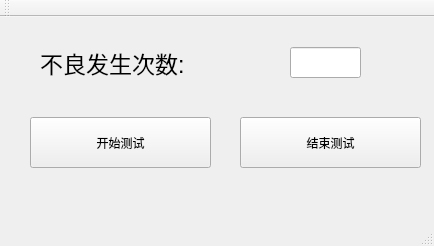
This is mainwindow.ui in joe-mao/test as Qt 5 draws it before an edit. The edited form follows.
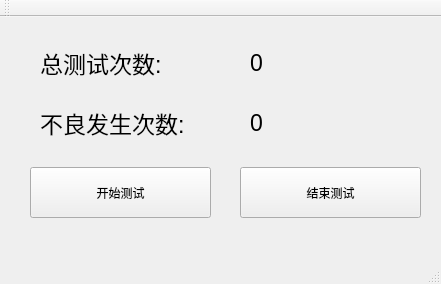
This is the edited form.

The edit to the form file:
```diff
--- a/mainwindow.ui
+++ b/mainwindow.ui
@@ -6,8 +6,8 @@
    <rect>
     <x>0</x>
     <y>0</y>
-    <width>434</width>
-    <height>246</height>
+    <width>441</width>
+    <height>284</height>
    </rect>
   </property>
   <property name="windowTitle">
@@ -18,7 +18,7 @@
     <property name="geometry">
      <rect>
       <x>40</x>
-      <y>20</y>
+      <y>80</y>
       <width>161</width>
       <height>51</height>
      </rect>
@@ -32,21 +32,11 @@
      <string>不良发生次数:</string>
     </property>
    </widget>
-   <widget class="QLineEdit" name="lineEdit">
-    <property name="geometry">
-     <rect>
-      <x>290</x>
-      <y>30</y>
-      <width>71</width>
-      <height>31</height>
-     </rect>
-    </property>
-   </widget>
    <widget class="QPushButton" name="btn_start">
     <property name="geometry">
      <rect>
       <x>30</x>
-      <y>100</y>
+      <y>150</y>
       <width>181</width>
       <height>51</height>
      </rect>
@@ -59,7 +49,7 @@
     <property name="geometry">
      <rect>
       <x>240</x>
-      <y>100</y>
+      <y>150</y>
       <width>181</width>
       <height>51</height>
      </rect>
@@ -68,6 +58,60 @@
      <string>结束测试</string>
     </property>
    </widget>
+   <widget class="QLabel" name="label_2">
+    <property name="geometry">
+     <rect>
+      <x>40</x>
+      <y>20</y>
+      <width>161</width>
+      <height>51</height>
+     </rect>
+    </property>
+    <property name="font">
+     <font>
+      <pointsize>17</pointsize>
+     </font>
+    </property>
+    <property name="text">
+     <string>总测试次数:</string>
+    </property>
+   </widget>
+   <widget class="QLabel" name="lb_totalCount">
+    <property name="geometry">
+     <rect>
+      <x>250</x>
+      <y>20</y>
+      <width>171</width>
+      <height>51</height>
+     </rect>
+    </property>
+    <property name="font">
+     <font>
+      <pointsize>17</pointsize>
+     </font>
+    </property>
+    <property name="text">
+     <string>0</string>
+    </property>
+   </widget>
+   <widget class="QLabel" name="lb_errorCount">
+    <property name="geometry">
+     <rect>
+      <x>250</x>
+      <y>80</y>
+      <width>161</width>
+      <height>51</height>
+     </rect>
+    </property>
+    <property name="font">
+     <font>
+      <pointsize>17</pointsize>
+     </font>
+    </property>
+    <property name="text">
+     <string>0</string>
+    </property>
+   </widget>
   </widget>
   <widget class="QMenuBar" name="menuBar">
    <property name="geometry">
```
Left out of the diff: 2 changed lines with no effect on the pictures.
